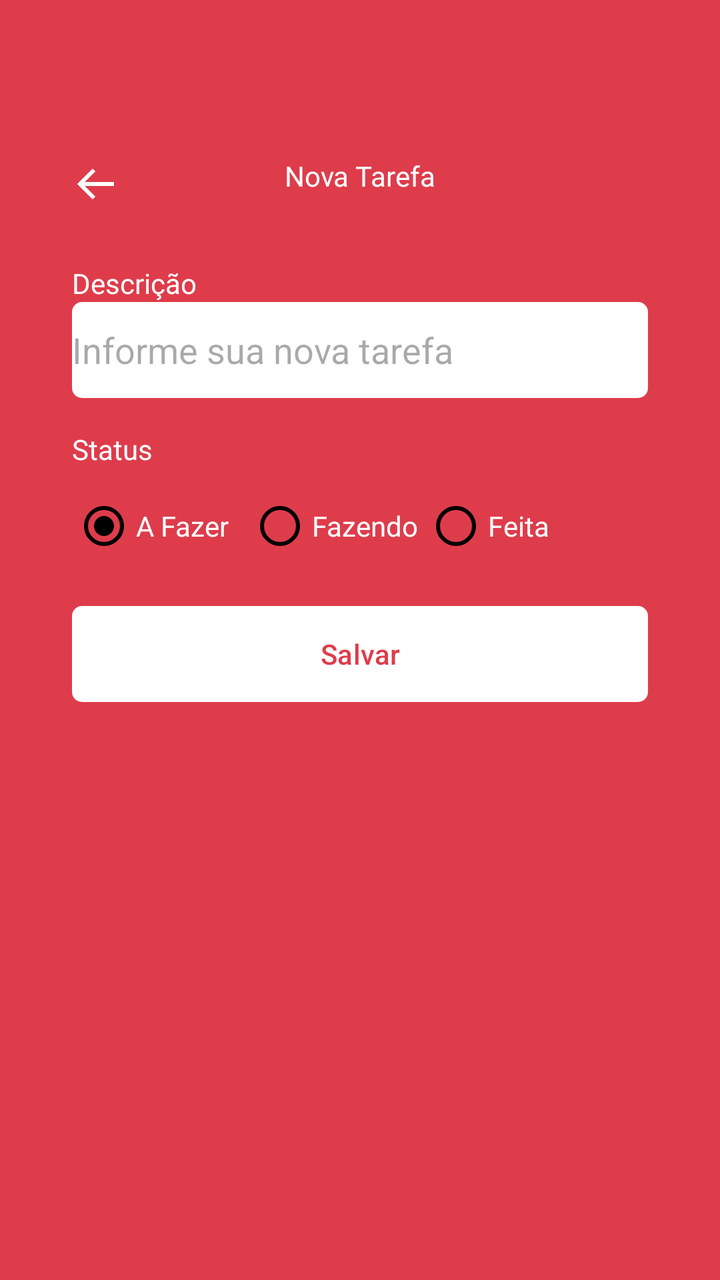
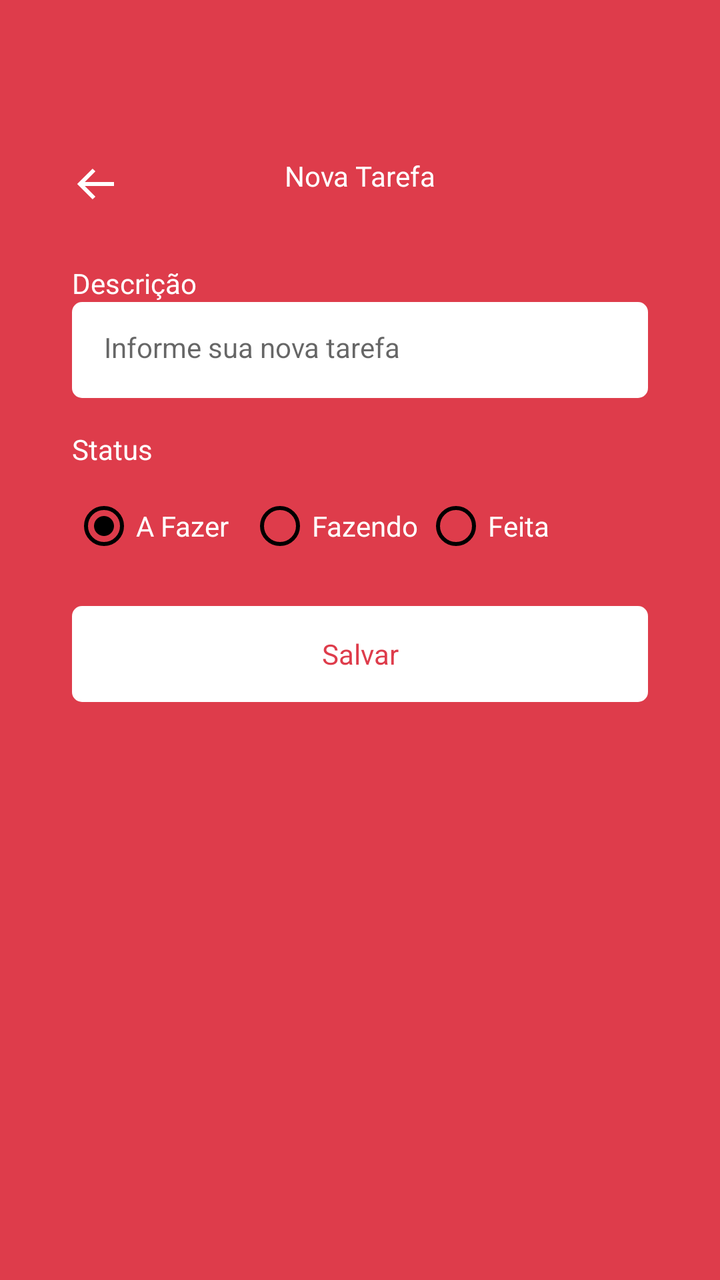

Screens rendered from an Android XML layout before and after an edit, with the pre-edit source and the edit as a unified diff.
<!-- AndroidManifest.xml: application theme Theme.NavegabilidadeEntreAsTelas -->
<!-- res/layout/fragment_form_task.xml -->
<?xml version="1.0" encoding="utf-8"?>
<ScrollView xmlns:android="http://schemas.android.com/apk/res/android"
    xmlns:app="http://schemas.android.com/apk/res-auto"
    xmlns:tools="http://schemas.android.com/tools"
    android:layout_width="match_parent"
    android:layout_height="match_parent"
    android:fillViewport="true"
    android:padding="20dp"
    tools:context=".ui.FormTaskFragment">
    
    <LinearLayout
        android:layout_width="match_parent"
        android:layout_height="wrap_content"
        android:orientation="vertical">

        <com.google.android.material.appbar.MaterialToolbar
            android:layout_width="match_parent"
            android:layout_height="wrap_content"
            android:id="@+id/toolbar"
            app:navigationIcon="@drawable/ic_back"
            android:paddingTop="40dp">

            <TextView
                android:layout_width="wrap_content"
                android:layout_height="wrap_content"
                android:text="Nova Tarefa"
                android:textColor="@color/white"
                android:layout_gravity="center_horizontal" />

        </com.google.android.material.appbar.MaterialToolbar>

        <androidx.constraintlayout.widget.ConstraintLayout
            android:layout_width="match_parent"
            android:layout_height="wrap_content"
            android:padding="16dp">

            <TextView
                android:id="@+id/textView"
                android:layout_width="wrap_content"
                android:layout_height="wrap_content"
                android:text="Descrição"
                android:textColor="@color/white"
                app:layout_constraintStart_toStartOf="parent"
                app:layout_constraintTop_toTopOf="parent" />

            <EditText
                android:id="@+id/editTextDescricao"
                android:layout_width="match_parent"
                android:layout_height="48dp"
                android:background="@drawable/bg_edit_text"
                android:hint="Informe sua nova tarefa"
                android:importantForAutofill="no"
                android:inputType="text"
                app:layout_constraintEnd_toEndOf="parent"
                app:layout_constraintStart_toStartOf="parent"
                app:layout_constraintTop_toBottomOf="@+id/textView" />

            <TextView
                android:id="@+id/textViewStatus"
                android:layout_width="match_parent"
                android:layout_height="wrap_content"
                android:layout_marginTop="16dp"
                android:text="Status"
                android:textColor="@color/white"
                app:layout_constraintStart_toStartOf="parent"
                app:layout_constraintTop_toBottomOf="@id/editTextDescricao" />

            <RadioGroup
                android:layout_width="match_parent"
                android:layout_height="wrap_content"
                android:layout_marginTop="5dp"
                android:orientation="horizontal"
                android:id="@+id/radioGroup"
                app:layout_constraintEnd_toEndOf="parent"
                app:layout_constraintStart_toStartOf="parent"
                app:layout_constraintTop_toBottomOf="@id/textViewStatus">

                <RadioButton
                    android:layout_width="88dp"
                    android:layout_height="48dp"
                    android:buttonTint="@color/black"
                    android:id="@+id/rbTodo"
                    android:text="A Fazer"
                    android:checked="true"
                    android:theme="@style/MyRadioButton"
                    android:textColor="@color/white" />

                <RadioButton
                    android:layout_width="88dp"
                    android:layout_height="48dp"
                    android:buttonTint="@color/black"
                    android:id="@+id/rbDoing"
                    android:text="Fazendo"
                    android:theme="@style/MyRadioButton"
                    android:textColor="@color/white" />

                <RadioButton
                    android:layout_width="88dp"
                    android:layout_height="48dp"
                    android:buttonTint="@color/black"
                    android:id="@+id/rbDone"
                    android:text="Feita"
                    android:theme="@style/MyRadioButton"
                    android:textColor="@color/white" />
            </RadioGroup>

            <com.google.android.material.button.MaterialButton
                android:id="@+id/buttonSave"
                android:layout_width="match_parent"
                android:layout_height="wrap_content"
                android:layout_marginTop="16dp"
                android:background="@drawable/bg_btn"
                android:text="Salvar"
                android:textAllCaps="false"
                android:textColor="@color/color_default"
                app:backgroundTint="@null"
                app:layout_editor_absoluteX="16dp"
                app:layout_editor_absoluteY="221dp"
                app:layout_constraintEnd_toEndOf="parent"
                app:layout_constraintStart_toStartOf="parent"
                app:layout_constraintTop_toBottomOf="@id/radioGroup" />

            <ProgressBar
                android:layout_width="wrap_content"
                android:layout_height="wrap_content"
                android:id="@+id/progressBar"
                android:layout_marginTop="8dp"
                android:layout_gravity="center"
                android:indeterminateTint="@color/white"
                android:visibility="invisible"
                tools:layout_editor_absoluteX="152dp"
                tools:layout_editor_absoluteY="278dp"
                tools:visibility="visible"
                app:layout_constraintEnd_toEndOf="parent"
                app:layout_constraintStart_toStartOf="parent"
                app:layout_constraintTop_toBottomOf="@+id/buttonSave"/>

        </androidx.constraintlayout.widget.ConstraintLayout>
    </LinearLayout>

</ScrollView>
<!-- resources referenced by this layout -->
<resources>
  <color name="black">#FF000000</color>
  <color name="color_default">#DE3C4B</color>
  <color name="white">#FFFFFFFF</color>
  <!-- drawable bg_btn (drawable) -->
  <?xml version="1.0" encoding="utf-8"?>
  <shape xmlns:android="http://schemas.android.com/apk/res/android"
      android:shape="rectangle">
  
      <solid android:color="@color/white"/>
      <corners android:radius="5dp"/>
  </shape>
  <!-- drawable bg_edit_text (drawable) -->
  <?xml version="1.0" encoding="utf-8"?>
  <shape xmlns:android="http://schemas.android.com/apk/res/android"
      android:shape="rectangle">
  
      <solid android:color="@color/white"/>
      <corners android:radius="5dp"/>
  </shape>
  <!-- drawable ic_back (drawable) -->
  <vector xmlns:android="http://schemas.android.com/apk/res/android"
      android:width="24dp"
      android:height="24dp"
      android:viewportWidth="24"
      android:viewportHeight="24">
    <path
        android:fillColor="#FFF"
        android:pathData="M21,11H6.414l5.293,-5.293 -1.414,-1.414L2.586,12l7.707,7.707 1.414,-1.414L6.414,13H21z"/>
  </vector>
  <style name="MyRadioButton" parent="Theme.AppCompat.Light">
          <item name="colorControlNormal">@color/black</item>
          <item name="colorControlActivated">@color/green</item>
      </style>
  <style name="Theme.NavegabilidadeEntreAsTelas" parent="Base.Theme.NavegabilidadeEntreAsTelas" />
  <color name="green">#FF008000</color>
  <style name="Base.Theme.NavegabilidadeEntreAsTelas" parent="Theme.Material3.DayNight.NoActionBar">
          
          
          <item name="android:windowBackground">@color/color_default</item>
          <item name="android:colorPrimary">@color/color_default</item>
          <item name="colorPrimaryVariant">@color/color_default</item>
      </style>
</resources>

<!-- the commit's change to res/layout/fragment_form_task.xml (unified diff, before → after) -->
@@ -48,6 +48,7 @@
                 android:layout_width="match_parent"
                 android:layout_height="48dp"
                 android:background="@drawable/bg_edit_text"
+                style="@style/EditTextTheme"
                 android:hint="Informe sua nova tarefa"
                 android:importantForAutofill="no"
                 android:inputType="text"
@@ -110,6 +111,7 @@
                 android:layout_height="wrap_content"
                 android:layout_marginTop="16dp"
                 android:background="@drawable/bg_btn"
+                style="@style/ButtonTheme"
                 android:text="Salvar"
                 android:textAllCaps="false"
                 android:textColor="@color/color_default"
<!-- resource entries referenced after the edit -->
@@ -29,6 +29,17 @@
         android:fillColor="#FFF"
         android:pathData="M21,11H6.414l5.293,-5.293 -1.414,-1.414L2.586,12l7.707,7.707 1.414,-1.414L6.414,13H21z"/>
   </vector>
+  <style name="ButtonTheme" parent="Theme.MaterialComponents.DayNight.NoActionBar">
+          <item name="android:background">@drawable/bg_btn</item>
+          <item name="android:textAllCaps">false</item>
+          <item name="android:textColor">@color/color_default</item>
+          <item name="backgroundTint">@null</item>
+      </style>
+  <style name="EditTextTheme" parent="Theme.MaterialComponents.DayNight.NoActionBar">
+          <item name="android:background">@drawable/bg_edit_text</item>
+          <item name="android:padding">16dp</item>
+          <item name="android:textSize">14sp</item>
+      </style>
   <style name="MyRadioButton" parent="Theme.AppCompat.Light">
           <item name="colorControlNormal">@color/black</item>
           <item name="colorControlActivated">@color/green</item>
